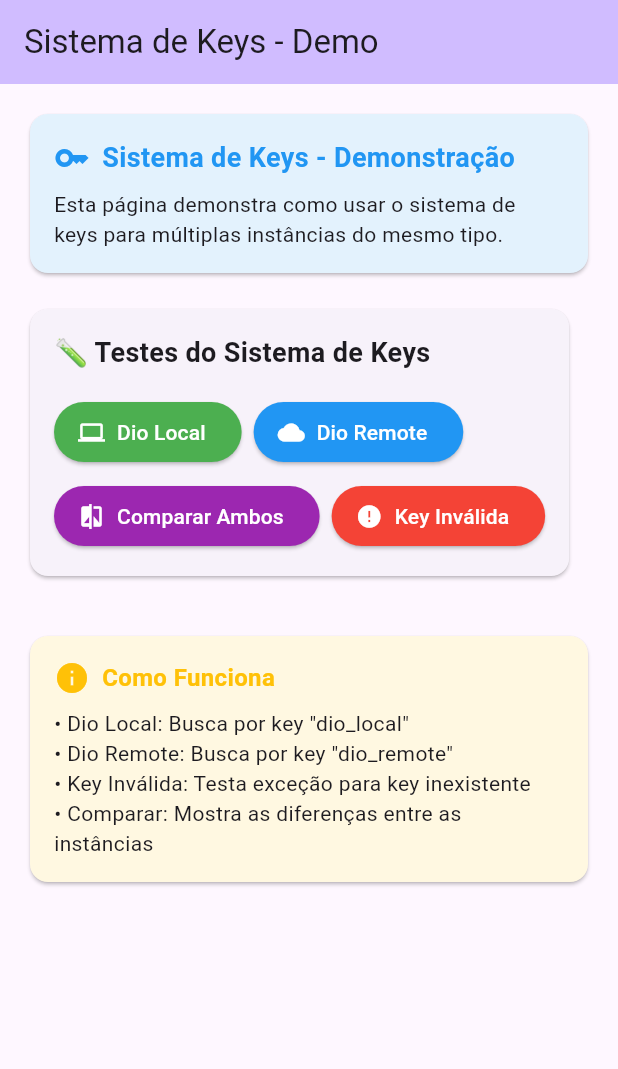
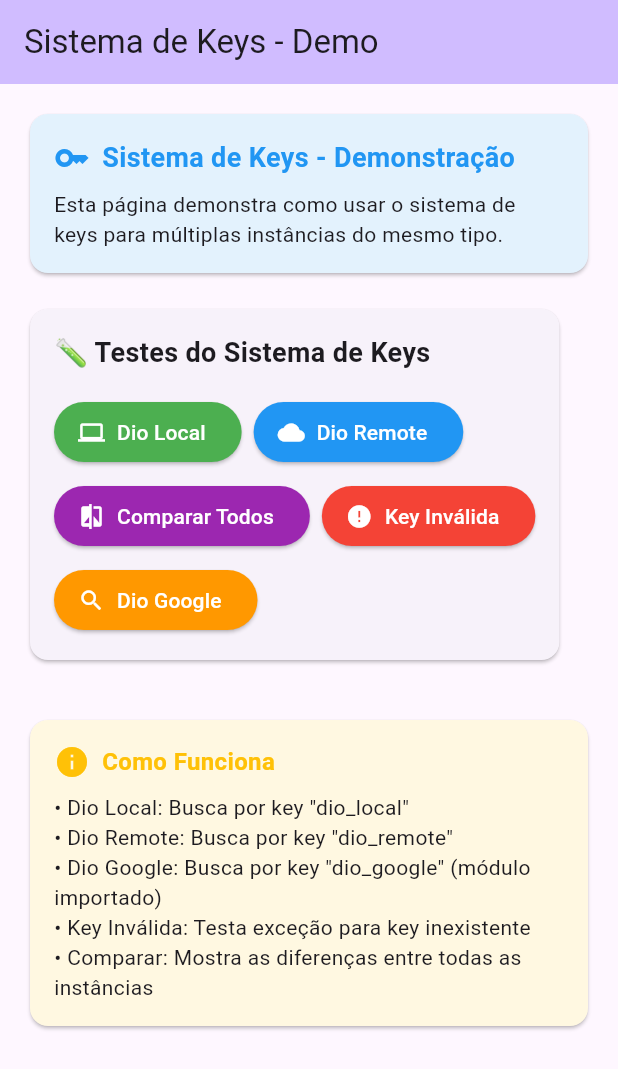
Before and after one commit to eduardohr-muniz/go_router_modular, a Flutter app: the BindByKeyPage screen opened by its route, on a phone screen of 412 x 824 dp. Shown: the top 1069 px of the screen. Run offline on Flutter 3.47's test engine with Material 3 defaults, Android fonts, the phone set to English and light mode, and no system bars; our stand-ins replace event_bus, go_router.

Commit message:
feat: test import

```diff
--- a/example/lib/src/modules/binds_by_key/binds_by_key_module.dart
+++ b/example/lib/src/modules/binds_by_key/binds_by_key_module.dart
@@ -4,6 +4,13 @@ import 'package:go_router_modular/go_router_modular.dart';
 import 'pages/bind_by_key_page.dart';
 
 class BindsByKeyModule extends Module {
+  @override
+  FutureOr<List<Module>> imports() {
+    return [
+      BindsByKeyImportTest(),
+    ];
+  }
+
   @override
   FutureOr<List<Bind<Object>>> binds() {
     return [
@@ -23,6 +30,15 @@ class BindsByKeyModule extends Module {
   }
 }
 
+class BindsByKeyImportTest extends Module {
+  @override
+  FutureOr<List<Bind<Object>>> binds() {
+    return [
+      Bind.singleton((i) => DioFake(baseUrl: 'https://google.com'), key: 'dio_google'),
+    ];
+  }
+}
+
 class DioFake {
   final String baseUrl;
   DioFake({required this.baseUrl});
--- a/example/lib/src/modules/binds_by_key/pages/bind_by_key_page.dart
+++ b/example/lib/src/modules/binds_by_key/pages/bind_by_key_page.dart
@@ -95,7 +95,7 @@ class _BindByKeyPageState extends State<BindByKeyPage> {
                         ElevatedButton.icon(
                           onPressed: _testBothDios,
                           icon: const Icon(Icons.compare),
-                          label: const Text('Comparar Ambos'),
+                          label: const Text('Comparar Todos'),
                           style: ElevatedButton.styleFrom(
                             backgroundColor: Colors.purple,
                             foregroundColor: Colors.white,
@@ -107,6 +107,15 @@ class _BindByKeyPageState extends State<BindByKeyPage> {
                           label: const Text('Key Inválida'),
                           style: ElevatedButton.styleFrom(
                             backgroundColor: Colors.red,
+                            foregroundColor: Colors.white,
+                          ),
+                        ),
+                        ElevatedButton.icon(
+                          onPressed: _testGoogleDio,
+                          icon: const Icon(Icons.search),
+                          label: const Text('Dio Google'),
+                          style: ElevatedButton.styleFrom(
+                            backgroundColor: Colors.orange,
                             foregroundColor: Colors.white,
                           ),
                         ),
@@ -181,8 +190,9 @@ class _BindByKeyPageState extends State<BindByKeyPage> {
                     Text(
                       '• Dio Local: Busca por key "dio_local"\n'
                       '• Dio Remote: Busca por key "dio_remote"\n'
+                      '• Dio Google: Busca por key "dio_google" (módulo importado)\n'
                       '• Key Inválida: Testa exceção para key inexistente\n'
-                      '• Comparar: Mostra as diferenças entre as instâncias',
+                      '• Comparar: Mostra as diferenças entre todas as instâncias',
                       style: TextStyle(fontSize: 14),
                     ),
                   ],
@@ -246,6 +256,7 @@ Hash Code: ${dioRemote.hashCode}
       final injector = Injector();
       final dioLocal = injector.get<DioFake>(key: 'dio_local');
       final dioRemote = injector.get<DioFake>(key: 'dio_remote');
+      final dioGoogle = injector.get<DioFake>(key: 'dio_google');
 
       setState(() {
         result = '''
@@ -259,7 +270,13 @@ Hash Code: ${dioRemote.hashCode}
   Base URL: ${dioRemote.baseUrl}
   Hash Code: ${dioRemote.hashCode}
 
-${dioLocal.hashCode == dioRemote.hashCode ? '⚠️ Mesma instância!' : '✅ Instâncias diferentes!'}
+🔍 Dio Google:
+  Base URL: ${dioGoogle.baseUrl}
+  Hash Code: ${dioGoogle.hashCode}
+
+${dioLocal.hashCode == dioRemote.hashCode ? '⚠️ Local e Remote são a mesma instância!' : '✅ Local e Remote são instâncias diferentes!'}
+${dioLocal.hashCode == dioGoogle.hashCode ? '⚠️ Local e Google são a mesma instância!' : '✅ Local e Google são instâncias diferentes!'}
+${dioRemote.hashCode == dioGoogle.hashCode ? '⚠️ Remote e Google são a mesma instância!' : '✅ Remote e Google são instâncias diferentes!'}
         ''';
       });
 
@@ -269,6 +286,31 @@ ${dioLocal.hashCode == dioRemote.hashCode ? '⚠️ Mesma instância!' : '✅ In
         result = '❌ Erro na comparação: $e';
       });
       _showSnackBar('❌ Erro na comparação: $e', Colors.red);
+    }
+  }
+
+  void _testGoogleDio() {
+    try {
+      final injector = Injector();
+      final dioGoogle = injector.get<DioFake>(key: 'dio_google');
+
+      setState(() {
+        result = '''
+✅ Dio Google encontrado!
+Base URL: ${dioGoogle.baseUrl}
+Runtime Type: ${dioGoogle.runtimeType}
+Hash Code: ${dioGoogle.hashCode}
+
+Este DioFake vem do módulo importado BindsByKeyImportTest.
+        ''';
+      });
+
+      _showSnackBar('✅ Dio Google funcionando!', Colors.orange);
+    } catch (e) {
+      setState(() {
+        result = '❌ Erro ao buscar Dio Google: $e';
+      });
+      _showSnackBar('❌ Erro no Dio Google: $e', Colors.red);
     }
   }
 
```
